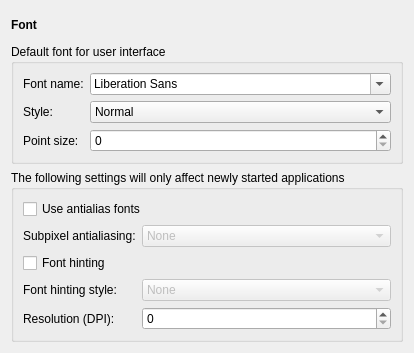
Old version of the form lxqt-config-appearance/fontsconfig.ui in the repository lxqt/lxqt-config.
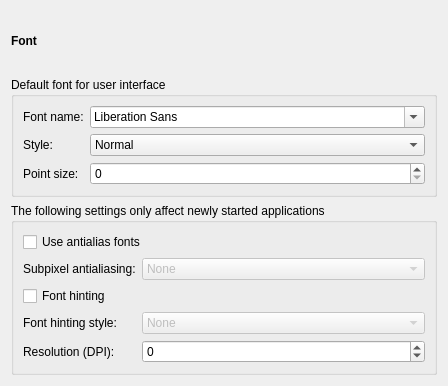
New version of the form.

Commit message: Read/write ~/.config/fontconfig/fonts.conf file for settings antialias, hinting, and dpi.

```diff
--- a/lxqt-config-appearance/fontsconfig.ui
+++ b/lxqt-config-appearance/fontsconfig.ui
@@ -6,8 +6,8 @@
    <rect>
     <x>0</x>
     <y>0</y>
-    <width>414</width>
-    <height>353</height>
+    <width>448</width>
+    <height>386</height>
    </rect>
   </property>
   <layout class="QVBoxLayout" name="verticalLayout">
@@ -87,7 +87,7 @@
    <item>
     <widget class="QGroupBox" name="xftSettings">
      <property name="title">
-      <string>The following settings will only affect newly started applications</string>
+      <string>The following settings only affect newly started applications</string>
      </property>
      <layout class="QFormLayout" name="formLayout_2">
       <item row="0" column="0" colspan="2">
@@ -146,7 +146,14 @@
        </widget>
       </item>
       <item row="5" column="1">
-       <widget class="QSpinBox" name="dpi"/>
+       <widget class="QSpinBox" name="dpi">
+        <property name="minimum">
+         <number>-1</number>
+        </property>
+        <property name="maximum">
+         <number>1048576</number>
+        </property>
+       </widget>
       </item>
       <item row="1" column="0">
        <widget class="QLabel" name="label_4">
```
The commit also changes 5 other files.
